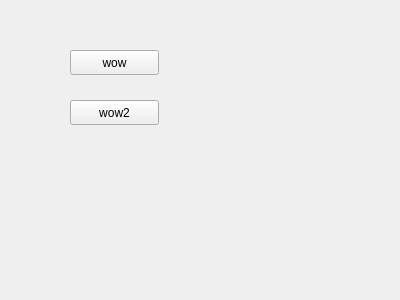
Qt form SuspiciousEyes/janela.ui (angelorodem/SuspiciousEyes) before a commit.
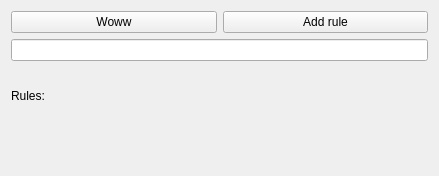
The same form after that commit.

```diff
--- a/SuspiciousEyes/janela.ui
+++ b/SuspiciousEyes/janela.ui
@@ -6,39 +6,47 @@
    <rect>
     <x>0</x>
     <y>0</y>
-    <width>400</width>
-    <height>300</height>
+    <width>439</width>
+    <height>176</height>
    </rect>
   </property>
   <property name="windowTitle">
    <string>Form</string>
   </property>
-  <widget class="QPushButton" name="pushButton">
-   <property name="geometry">
-    <rect>
-     <x>70</x>
-     <y>50</y>
-     <width>89</width>
-     <height>25</height>
-    </rect>
-   </property>
+  <layout class="QGridLayout" name="gridLayout">
+   <item row="0" column="0">
+    <layout class="QVBoxLayout" name="verticalLayout">
+     <item>
+      <layout class="QHBoxLayout" name="horizontalLayout">
+       <item>
+        <widget class="QPushButton" name="gogo">
    <property name="text">
-    <string>wow</string>
-   </property>
-  </widget>
-  <widget class="QPushButton" name="pushButton_2">
-   <property name="geometry">
-    <rect>
-     <x>70</x>
-     <y>100</y>
-     <width>89</width>
-     <height>25</height>
-    </rect>
-   </property>
+          <string>Woww</string>
+         </property>
+        </widget>
+       </item>
+       <item>
+        <widget class="QPushButton" name="add_rule">
+         <property name="text">
+          <string>Add rule</string>
+         </property>
+        </widget>
+       </item>
+      </layout>
+     </item>
+     <item>
+      <widget class="QLineEdit" name="rule_edit"/>
+     </item>
+     <item>
+      <widget class="QLabel" name="rules_label">
    <property name="text">
-    <string>wow2</string>
-   </property>
-  </widget>
+        <string>&lt;html&gt;&lt;head/&gt;&lt;body&gt;&lt;p&gt;Rules:&lt;/p&gt;&lt;p&gt;&lt;br/&gt;&lt;/p&gt;&lt;/body&gt;&lt;/html&gt;</string>
+       </property>
+      </widget>
+     </item>
+    </layout>
+   </item>
+  </layout>
  </widget>
  <resources/>
  <connections/>
```
Lines whose indentation alone changed are shown as unchanged.
